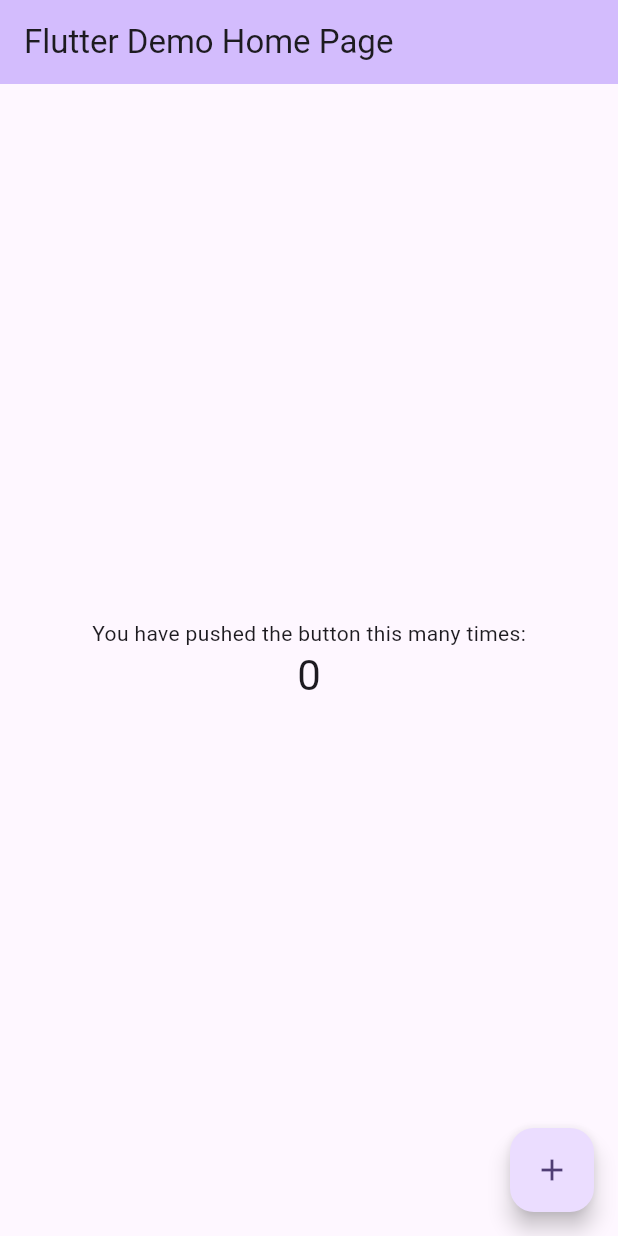
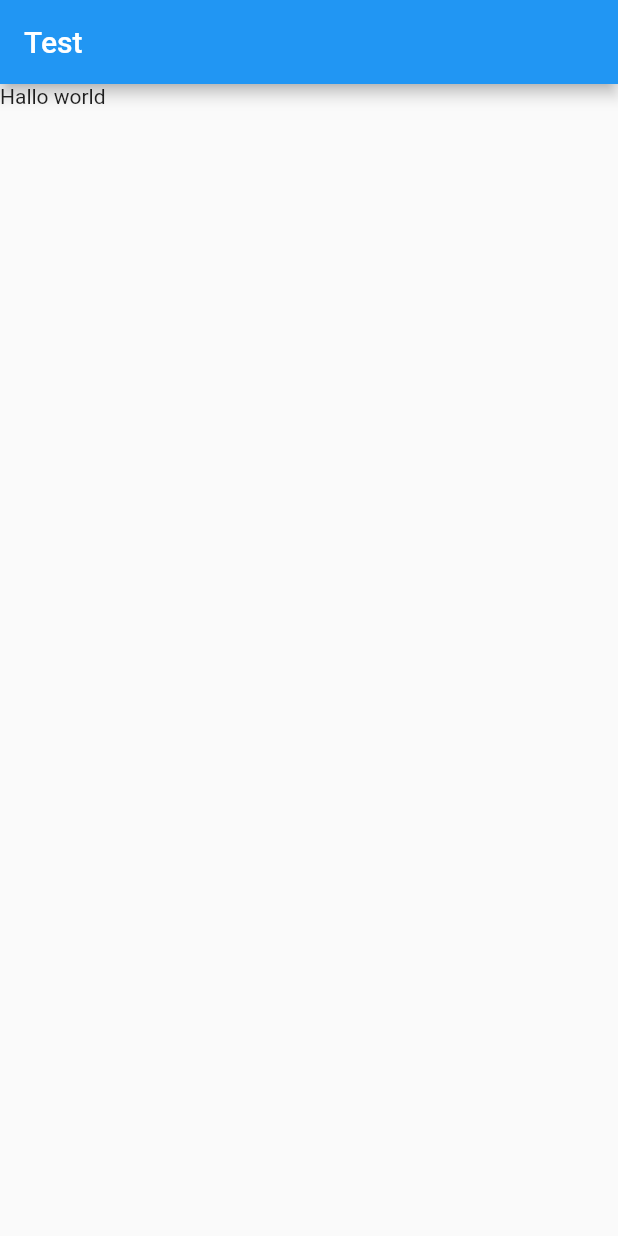
Before and after one commit to SebastianSlangerup/step_counter, a Flutter app: the screen it shows after launch, on a phone screen of 412 x 824 dp. Run offline on Flutter 3.47's test engine with Material 2 defaults, Android fonts, the phone set to English and light mode, and no system bars.

Commit message:
[ADD] Add base

```diff
--- a/lib/main.dart
+++ b/lib/main.dart
@@ -1,125 +1,19 @@
 import 'package:flutter/material.dart';
 
 void main() {
-  runApp(const MyApp());
+  runApp(const GlobalApp());
 }
 
-class MyApp extends StatelessWidget {
-  const MyApp({super.key});
+class GlobalApp extends StatelessWidget {
+  const GlobalApp({super.key});
 
-  // This widget is the root of your application.
   @override
   Widget build(BuildContext context) {
     return MaterialApp(
-      title: 'Flutter Demo',
-      theme: ThemeData(
-        // This is the theme of your application.
-        //
-        // TRY THIS: Try running your application with "flutter run". You'll see
-        // the application has a blue toolbar. Then, without quitting the app,
-        // try changing the seedColor in the colorScheme below to Colors.green
-        // and then invoke "hot reload" (save your changes or press the "hot
-        // reload" button in a Flutter-supported IDE, or press "r" if you used
-        // the command line to start the app).
-        //
-        // Notice that the counter didn't reset back to zero; the application
-        // state is not lost during the reload. To reset the state, use hot
-        // restart instead.
-        //
-        // This works for code too, not just values: Most code changes can be
-        // tested with just a hot reload.
-        colorScheme: ColorScheme.fromSeed(seedColor: Colors.deepPurple),
-        useMaterial3: true,
-      ),
-      home: const MyHomePage(title: 'Flutter Demo Home Page'),
+      home: Scaffold(
+        appBar: AppBar(title: const Text('Test')),
+        body: const Text('Hallo world'),
+      )
     );
   }
 }
-
-class MyHomePage extends StatefulWidget {
-  const MyHomePage({super.key, required this.title});
-
-  // This widget is the home page of your application. It is stateful, meaning
-  // that it has a State object (defined below) that contains fields that affect
-  // how it looks.
-
-  // This class is the configuration for the state. It holds the values (in this
-  // case the title) provided by the parent (in this case the App widget) and
-  // used by the build method of the State. Fields in a Widget subclass are
-  // always marked "final".
-
-  final String title;
-
-  @override
-  State<MyHomePage> createState() => _MyHomePageState();
-}
-
-class _MyHomePageState extends State<MyHomePage> {
-  int _counter = 0;
-
-  void _incrementCounter() {
-    setState(() {
-      // This call to setState tells the Flutter framework that something has
-      // changed in this State, which causes it to rerun the build method below
-      // so that the display can reflect the updated values. If we changed
-      // _counter without calling setState(), then the build method would not be
-      // called again, and so nothing would appear to happen.
-      _counter++;
-    });
-  }
-
-  @override
-  Widget build(BuildContext context) {
-    // This method is rerun every time setState is called, for instance as done
-    // by the _incrementCounter method above.
-    //
-    // The Flutter framework has been optimized to make rerunning build methods
-    // fast, so that you can just rebuild anything that needs updating rather
-    // than having to individually change instances of widgets.
-    return Scaffold(
-      appBar: AppBar(
-        // TRY THIS: Try changing the color here to a specific color (to
-        // Colors.amber, perhaps?) and trigger a hot reload to see the AppBar
-        // change color while the other colors stay the same.
-        backgroundColor: Theme.of(context).colorScheme.inversePrimary,
-        // Here we take the value from the MyHomePage object that was created by
-        // the App.build method, and use it to set our appbar title.
-        title: Text(widget.title),
-      ),
-      body: Center(
-        // Center is a layout widget. It takes a single child and positions it
-        // in the middle of the parent.
-        child: Column(
-          // Column is also a layout widget. It takes a list of children and
-          // arranges them vertically. By default, it sizes itself to fit its
-          // children horizontally, and tries to be as tall as its parent.
-          //
-          // Column has various properties to control how it sizes itself and
-          // how it positions its children. Here we use mainAxisAlignment to
-          // center the children vertically; the main axis here is the vertical
-          // axis because Columns are vertical (the cross axis would be
-          // horizontal).
-          //
-          // TRY THIS: Invoke "debug painting" (choose the "Toggle Debug Paint"
-          // action in the IDE, or press "p" in the console), to see the
-          // wireframe for each widget.
-          mainAxisAlignment: MainAxisAlignment.center,
-          children: <Widget>[
-            const Text(
-              'You have pushed the button this many times:',
-            ),
-            Text(
-              '$_counter',
-              style: Theme.of(context).textTheme.headlineMedium,
-            ),
-          ],
-        ),
-      ),
-      floatingActionButton: FloatingActionButton(
-        onPressed: _incrementCounter,
-        tooltip: 'Increment',
-        child: const Icon(Icons.add),
-      ), // This trailing comma makes auto-formatting nicer for build methods.
-    );
-  }
-}
```
